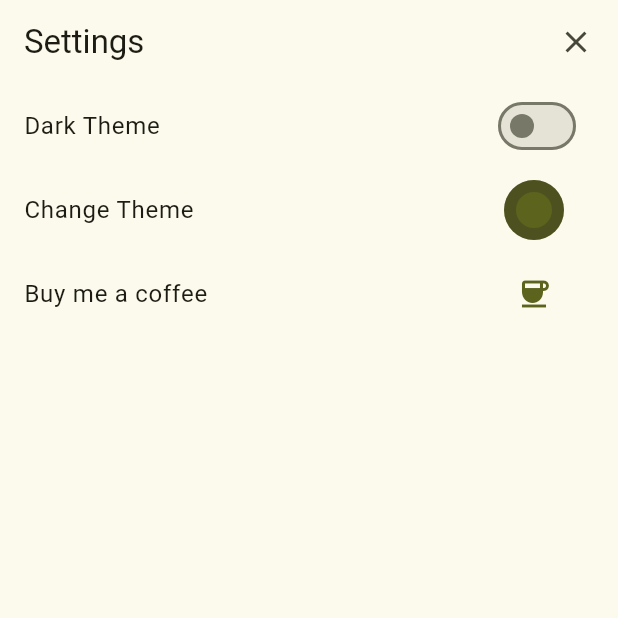
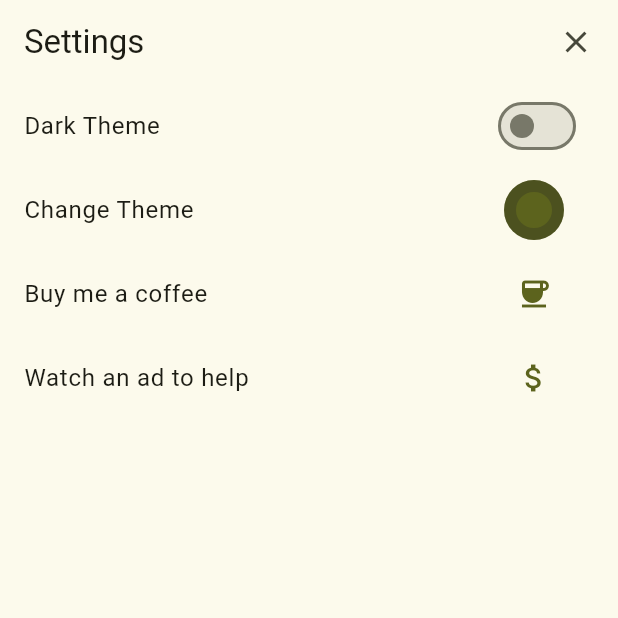
Before and after one commit to CerberusProgrammer/enfo, a Flutter app: the Settings screen opened directly with empty values, after a tap on the "coffee" icon, on a phone screen of 412 x 824 dp, the top half of it. Run offline on Flutter 3.47's test engine with Material 2 defaults, Android fonts, the phone set to English and light mode, and no system bars; our stand-ins replace adaptive_theme, animated_text_kit, circular_countdown_timer, flutter_local_notifications, introduction_screen, shared_preferences; missing offline and left inert: local_notifier, window_manager; accounts and stored records are empty.

Commit message:
Donate option added.

```diff
--- a/lib/main.dart
+++ b/lib/main.dart
@@ -80,7 +80,7 @@ class _MainState extends State<Main> {
             theme: theme,
             darkTheme: darkTheme,
             home: Home(
-              presentation: true,
+              presentation: false,
             ),
           );
         });
--- a/lib/settings.dart
+++ b/lib/settings.dart
@@ -135,7 +135,7 @@ class _SettingsState extends State<Settings> {
                     icon: const Icon(Icons.coffee),
                     onPressed: () async {
                       if (Platform.isWindows) {
-                        const url = 'https://flutter.io';
+                        const url = 'https://www.buymeacoffee.com/sazarcode';
 
                         final uri = Uri.parse(url);
                         if (await canLaunchUrl(uri)) {
@@ -148,6 +148,19 @@ class _SettingsState extends State<Settings> {
                   ),
                 ),
               ),
+              ListTile(
+                title: const Text('Watch an ad to help'),
+                trailing: Padding(
+                  padding: const EdgeInsets.only(right: 8.0),
+                  child: IconButton(
+                    color: Theme.of(context).colorScheme.primary,
+                    icon: const Icon(Icons.attach_money),
+                    onPressed: () async {
+                      if (Platform.isWindows) {}
+                    },
+                  ),
+                ),
+              ),
             ],
           ),
         ),
```
